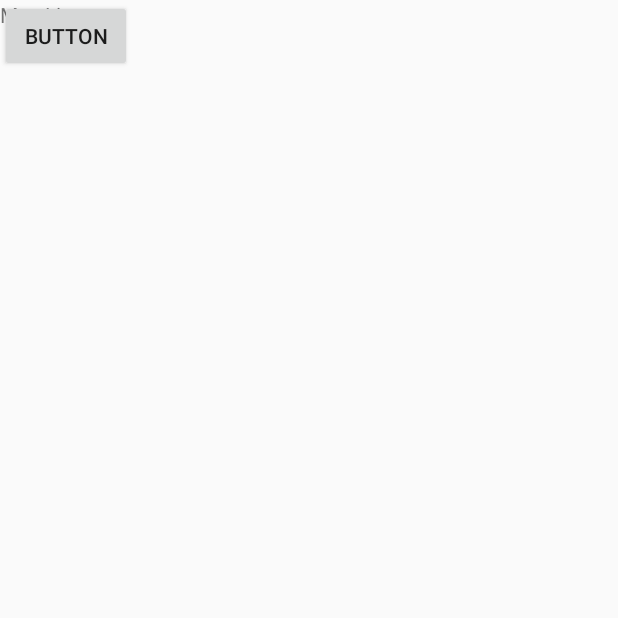
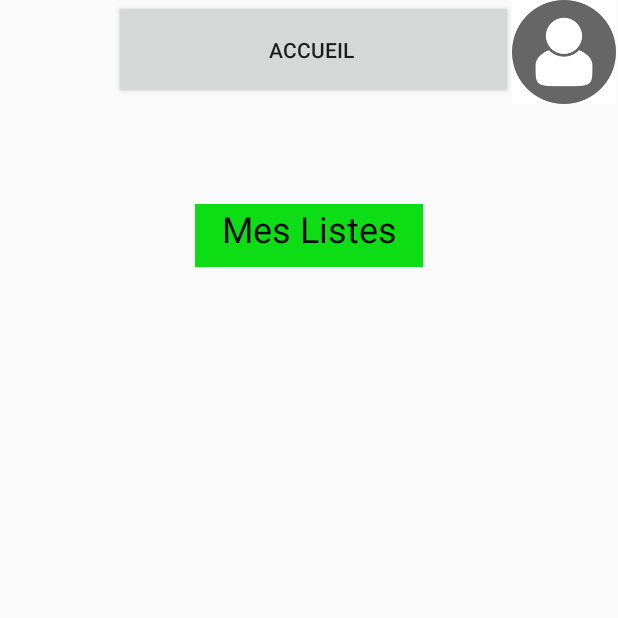
Before and after one commit to Antooooo/Stock_n_Go, an Android app: the mesfiches screen opened directly, with no data from a screen before it, on a phone screen of 412 x 824 dp, the top half of it. Run offline under Robolectric (Android 15) with nearby library versions, the phone set to English and light mode, and no system bars.

Commit message:
bah j'ai du recommencer du coup avec les relatives layout ca avance page mes fiches faites (il faut encore relier tout ca/faire un tableau normalement je devrais asavoir le faire)

```diff
--- a/app/src/main/java/com/example/stock_n_go/mesfiches.java
+++ b/app/src/main/java/com/example/stock_n_go/mesfiches.java
@@ -2,13 +2,35 @@ package com.example.stock_n_go;
 
 import androidx.appcompat.app.AppCompatActivity;
 
+import android.content.Intent;
 import android.os.Bundle;
+import android.view.View;
+import android.widget.Button;
 
 public class mesfiches extends AppCompatActivity {
 
+    private Button bouttonaccueil;
     @Override
     protected void onCreate(Bundle savedInstanceState) {
         super.onCreate(savedInstanceState);
         setContentView(R.layout.activity_mesfiches);
+
+
+
+        bouttonaccueil = (Button) findViewById(R.id.accueil);
+        bouttonaccueil.setOnClickListener(new View.OnClickListener() {
+            @Override
+            public void onClick(View v) {
+                retouracceuil2();
+            }
+        });
+
+
+
+
     }
-}
+    public void retouracceuil2() {
+        Intent intent2 = new Intent(this, MainActivity.class);
+        startActivity(intent2);
+    }
+    }
--- a/app/src/main/java/com/example/stock_n_go/newfiches.java
+++ b/app/src/main/java/com/example/stock_n_go/newfiches.java
@@ -16,13 +16,14 @@ public class newfiches extends AppCompatActivity {
 
 
 
-        buttonaccueil = (Button) findViewById(R.id.buttonacc);
+        buttonaccueil = (Button) findViewById(R.id.buttonacc1);
         buttonaccueil.setOnClickListener(new View.OnClickListener() {
             @Override
             public void onClick(View v) {
                 retouracceuil1();
             }
         });
+
 
 
 
--- a/app/src/main/res/layout/activity_mesfiches.xml
+++ b/app/src/main/res/layout/activity_mesfiches.xml
@@ -1,24 +1,37 @@
 <?xml version="1.0" encoding="utf-8"?>
-<androidx.constraintlayout.widget.ConstraintLayout xmlns:android="http://schemas.android.com/apk/res/android"
+<RelativeLayout xmlns:android="http://schemas.android.com/apk/res/android"
     xmlns:app="http://schemas.android.com/apk/res-auto"
     xmlns:tools="http://schemas.android.com/tools"
     android:layout_width="match_parent"
     android:layout_height="match_parent"
-    tools:context=".newfiches">
+    android:backgroundTint="#FFFFFF"
+    tools:context=".mesfiches">
 
     <Button
-        android:id="@+id/button4"
-        android:layout_width="wrap_content"
-        android:layout_height="wrap_content"
-        android:text="Button"
-        tools:layout_editor_absoluteX="0dp"
-        tools:layout_editor_absoluteY="4dp" />
+        android:id="@+id/accueil"
+        android:layout_width="266dp"
+        android:layout_height="66dp"
+        android:layout_marginRight="-2dp"
+        android:layout_toLeftOf="@id/imageView5"
+
+        android:text="Accueil " />
+
+    <ImageView
+        android:id="@+id/imageView5"
+        android:layout_width="72dp"
+        android:layout_height="69dp"
+        android:layout_alignParentRight="true"
+        app:srcCompat="@drawable/compte" />
 
     <TextView
         android:id="@+id/textView2"
         android:layout_width="152dp"
         android:layout_height="42dp"
+        android:layout_centerHorizontal="true"
+        android:layout_marginTop="136dp"
+        android:background="#0CDD14"
         android:text="Mes Listes"
-        tools:layout_editor_absoluteX="153dp"
-        tools:layout_editor_absoluteY="145dp" />
-</androidx.constraintlayout.widget.ConstraintLayout>
+        android:textAlignment="center"
+        android:textColor="#0B0B0B"
+        android:textSize="24sp" />
+</RelativeLayout>
--- a/app/src/main/res/layout/activity_newfiches.xml
+++ b/app/src/main/res/layout/activity_newfiches.xml
@@ -7,16 +7,16 @@
     tools:context=".newfiches">
 
     <Button
-        android:id="@+id/buttonacc"
-        android:layout_width="261dp"
-        android:layout_height="wrap_content"
+        android:id="@+id/buttonacc1"
+        android:layout_width="266dp"
+        android:layout_height="66dp"
         android:layout_marginRight="-2dp"
-        android:layout_toLeftOf="@id/imageView5"
+        android:layout_toLeftOf="@id/imageView1"
 
         android:text="Accueil " />
 
     <ImageView
-        android:id="@+id/imageView5"
+        android:id="@+id/imageView1"
         android:layout_width="72dp"
         android:layout_height="69dp"
         android:layout_alignParentRight="true"
```
